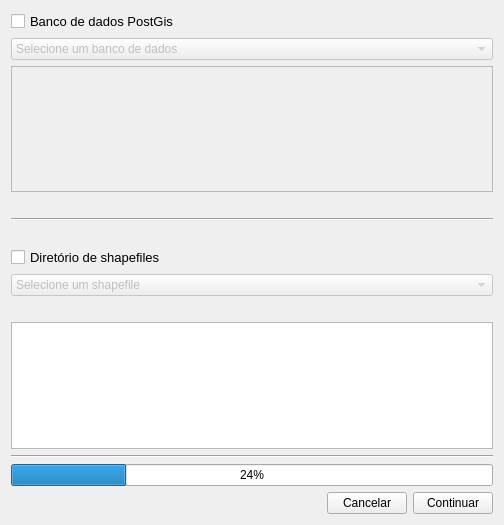
Above: screens/select_databases.ui from spuhub/prisma before the change. Below: the same form after it.
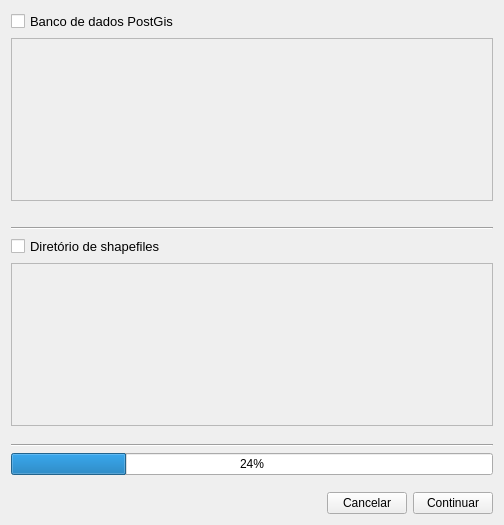
That is the form after the change.

```diff
--- a/screens/select_databases.ui
+++ b/screens/select_databases.ui
@@ -29,19 +29,7 @@
       </widget>
      </item>
      <item>
-      <widget class="QComboBox" name="combo_bd">
-       <property name="enabled">
-        <bool>false</bool>
-       </property>
-       <item>
-        <property name="text">
-         <string>Selecione um banco de dados</string>
-        </property>
-       </item>
-      </widget>
-     </item>
-     <item>
-      <widget class="QListView" name="list_bd">
+      <widget class="QListWidget" name="list_bd">
        <property name="enabled">
         <bool>false</bool>
        </property>
@@ -68,20 +56,7 @@
       </widget>
      </item>
      <item>
-      <spacer name="horizontalSpacer">
-       <property name="orientation">
-        <enum>Qt::Horizontal</enum>
-       </property>
-       <property name="sizeHint" stdset="0">
-        <size>
-         <width>40</width>
-         <height>20</height>
-        </size>
-       </property>
-      </spacer>
-     </item>
-     <item>
-      <widget class="QCheckBox" name="check_shapefile">
+      <widget class="QCheckBox" name="check_shp">
        <property name="font">
         <font>
          <pointsize>10</pointsize>
@@ -92,35 +67,32 @@
        </property>
       </widget>
      </item>
-     <item>
-      <widget class="QComboBox" name="combo_shapefile">
-       <property name="enabled">
-        <bool>false</bool>
-       </property>
-       <item>
-        <property name="text">
-         <string>Selecione um shapefile</string>
-        </property>
-       </item>
-      </widget>
-     </item>
     </layout>
    </item>
    <item>
-    <spacer name="horizontalSpacer_3">
-     <property name="orientation">
-      <enum>Qt::Horizontal</enum>
+    <widget class="QListWidget" name="list_shp">
+     <property name="enabled">
+      <bool>false</bool>
      </property>
-     <property name="sizeHint" stdset="0">
-      <size>
-       <width>40</width>
-       <height>20</height>
-      </size>
+     <property name="autoFillBackground">
+      <bool>false</bool>
      </property>
-    </spacer>
-   </item>
-   <item>
-    <widget class="QListWidget" name="list_shapefile"/>
+     <property name="frameShape">
+      <enum>QFrame::StyledPanel</enum>
+     </property>
+     <property name="frameShadow">
+      <enum>QFrame::Plain</enum>
+     </property>
+     <property name="lineWidth">
+      <number>1</number>
+     </property>
+     <property name="selectionMode">
+      <enum>QAbstractItemView::MultiSelection</enum>
+     </property>
+     <property name="selectionRectVisible">
+      <bool>false</bool>
+     </property>
+    </widget>
    </item>
    <item>
     <spacer name="verticalSpacer_2">
```
